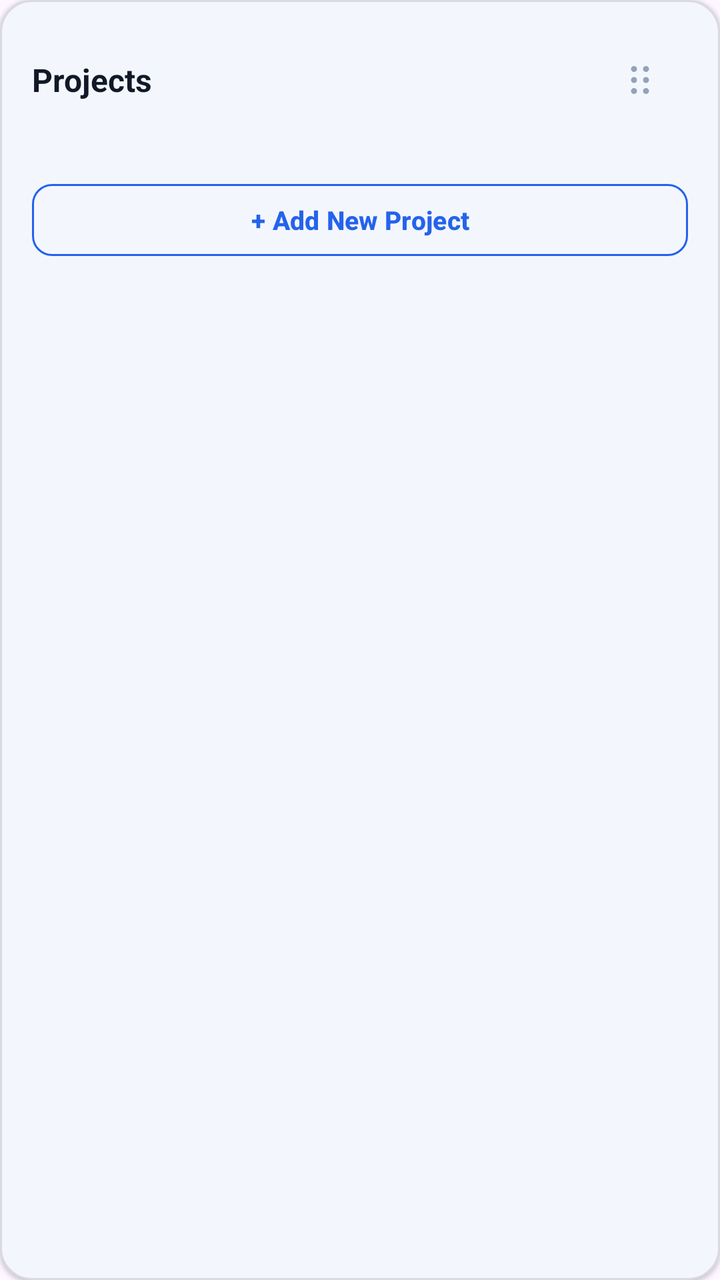
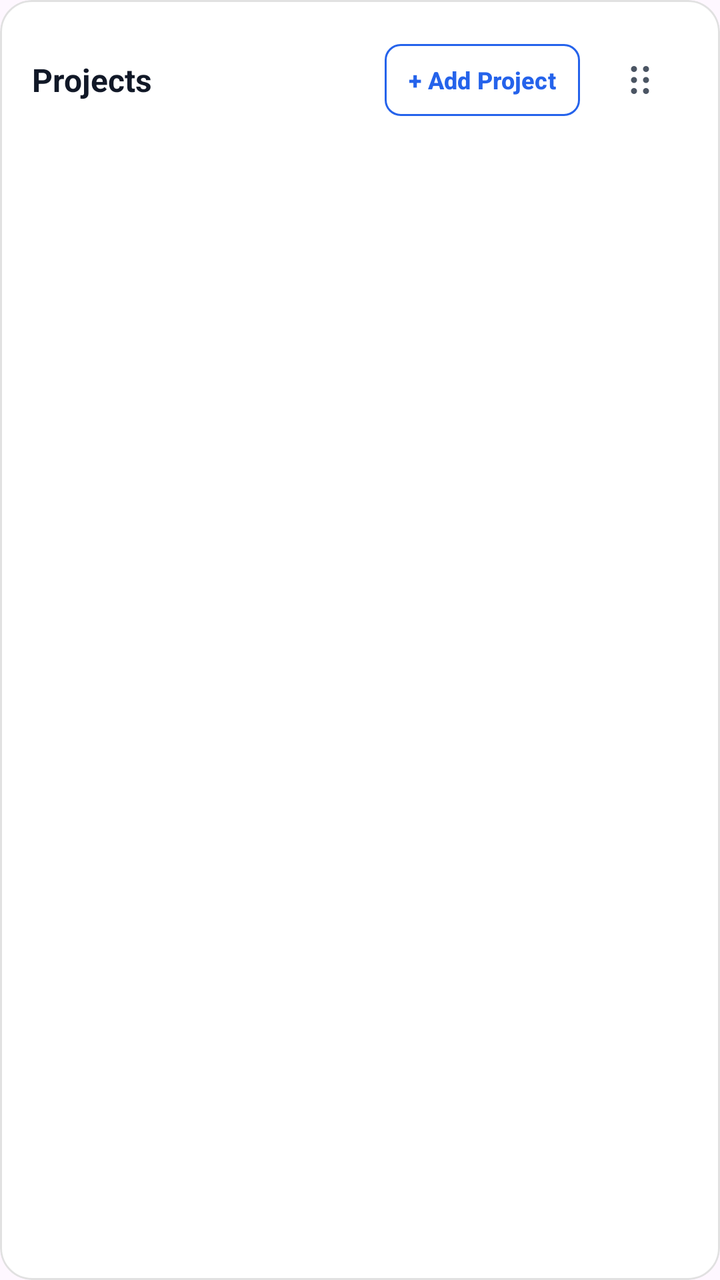

An Android layout rendered at two revisions. The XML below is the earlier revision; the diff shows what the commit changed to produce the second picture.
<!-- AndroidManifest.xml: application theme Theme.MyApplication -->
<!-- res/layout/item_projects.xml -->
<?xml version="1.0" encoding="utf-8"?>
<com.google.android.material.card.MaterialCardView xmlns:android="http://schemas.android.com/apk/res/android"
    xmlns:app="http://schemas.android.com/apk/res-auto"
    android:layout_width="match_parent"
    android:layout_height="wrap_content"
    android:layout_marginBottom="16dp"
    app:cardBackgroundColor="@color/app_surface"
    app:cardCornerRadius="16dp"
    app:cardElevation="1dp"
    app:strokeColor="@color/app_border"
    app:strokeWidth="1dp">

    <LinearLayout
        android:layout_width="match_parent"
        android:layout_height="wrap_content"
        android:orientation="vertical"
        android:padding="16dp">

        
        <RelativeLayout
            android:layout_width="match_parent"
            android:layout_height="wrap_content"
            android:layout_marginBottom="8dp">

            <TextView
                android:id="@+id/tvSectionTitle"
                android:layout_width="wrap_content"
                android:layout_height="wrap_content"
                android:layout_alignParentStart="true"
                android:layout_centerVertical="true"
                android:text="@string/section_title_projects"
                android:textColor="@color/app_text_primary"
                android:textSize="16sp"
                android:textStyle="bold" />

            <ImageView
                android:id="@+id/ivDragHandle"
                android:layout_width="48dp"
                android:layout_height="48dp"
                android:layout_alignParentEnd="true"
                android:layout_centerVertical="true"
                android:background="?attr/selectableItemBackgroundBorderless"
                android:contentDescription="Drag to reorder section"
                android:padding="12dp"
                android:src="@drawable/ic_drag_handle" />

        </RelativeLayout>

        
        <LinearLayout
            android:id="@+id/llProjectsEntries"
            android:layout_width="match_parent"
            android:layout_height="wrap_content"
            android:orientation="vertical" />

        
        <com.google.android.material.button.MaterialButton
            android:id="@+id/btnAddProject"
            style="?attr/materialButtonOutlinedStyle"
            android:layout_width="match_parent"
            android:layout_height="44dp"
            android:layout_marginTop="16dp"
            android:text="@string/action_add_project"
            android:textSize="13sp"
            android:textStyle="bold"
            app:cornerRadius="10dp"
            app:strokeColor="@color/app_primary" />

    </LinearLayout>

</com.google.android.material.card.MaterialCardView>
<!-- resources referenced by this layout -->
<resources>
  <color name="app_border">#1E000000</color>
  <color name="app_primary">#2563EB</color>
  <color name="app_surface">#FFFFFF</color>
  <color name="app_text_primary">#111827</color>
  <!-- drawable ic_drag_handle (drawable) -->
  <vector xmlns:android="http://schemas.android.com/apk/res/android"
      android:width="24dp"
      android:height="24dp"
      android:viewportWidth="24"
      android:viewportHeight="24">
      
      <path
          android:fillColor="#94A3B8"
          android:pathData="M9,5a1.5,1.5 0 1,1 0,3 1.5,1.5 0 0,1 0,-3zM9,10.5a1.5,1.5 0 1,1 0,3 1.5,1.5 0 0,1 0,-3zM9,16a1.5,1.5 0 1,1 0,3 1.5,1.5 0 0,1 0,-3zM15,5a1.5,1.5 0 1,1 0,3 1.5,1.5 0 0,1 0,-3zM15,10.5a1.5,1.5 0 1,1 0,3 1.5,1.5 0 0,1 0,-3zM15,16a1.5,1.5 0 1,1 0,3 1.5,1.5 0 0,1 0,-3z" />
  </vector>
  <string name="action_add_project">+ Add New Project</string>
  <string name="section_title_projects">Projects</string>
  <style name="Theme.MyApplication" parent="Theme.Material3.DayNight.NoActionBar">
          <item name="colorPrimary">@color/app_primary</item>
          <item name="colorOnPrimary">#FFFFFF</item>
          <item name="colorPrimaryContainer">@color/app_primary_container</item>
          <item name="colorOnPrimaryContainer">#1D4ED8</item>
          <item name="colorSecondary">#475569</item>
          <item name="colorSecondaryContainer">@color/chip_bg_color</item>
          <item name="colorOnSecondaryContainer">@color/chip_text_color</item>
          <item name="colorSurface">@color/app_surface</item>
          <item name="colorOnSurface">@color/app_text_primary</item>
          <item name="colorSurfaceVariant">@color/chip_bg_color</item>
          <item name="colorOnSurfaceVariant">@color/app_text_muted</item>
          <item name="colorOutline">@color/chip_stroke_color</item>
          <item name="colorOutlineVariant">@color/app_border</item>
          <item name="android:statusBarColor">@color/app_background</item>
          <item name="android:windowLightStatusBar">true</item>
          <item name="colorTertiary">@color/app_primary</item>
          <item name="colorTertiaryContainer">@color/chip_bg_color</item>
          <item name="colorOnTertiaryContainer">@color/chip_text_color</item>
          <item name="chipStyle">@style/Widget.App.SkillChip</item>
          <item name="bottomSheetDialogTheme">@style/AppBottomSheetDialogTheme</item>
      </style>
  <color name="app_primary_container">#1A2563EB</color>
  <color name="chip_bg_color">#F0F4F8</color>
  <color name="chip_text_color">#0F172A</color>
  <color name="app_text_muted">#6B7280</color>
  <color name="chip_stroke_color">#CBD5E1</color>
  <color name="app_background">#F4F5F7</color>
  <style name="Widget.App.SkillChip" parent="Widget.Material3.Chip.Assist">
          <item name="chipBackgroundColor">@color/chip_bg_color</item>
          <item name="chipStrokeColor">@color/chip_stroke_color</item>
          <item name="chipStrokeWidth">1dp</item>
          <item name="chipCornerRadius">8dp</item>
          <item name="android:textColor">@color/chip_text_color</item>
          <item name="closeIconTint">@color/chip_close_icon_tint</item>
      </style>
  <style name="AppBottomSheetDialogTheme" parent="Theme.Material3.DayNight.BottomSheetDialog">
          <item name="colorSurfaceContainerLow">@color/app_surface</item>
          <item name="bottomSheetStyle">@style/AppModalBottomSheet</item>
      </style>
  <color name="chip_close_icon_tint">#64748B</color>
  <style name="AppModalBottomSheet" parent="Widget.Material3.BottomSheet.Modal">
          <item name="backgroundTint">@color/app_surface</item>
      </style>
</resources>

<!-- the commit's change to res/layout/item_projects.xml (unified diff, before → after) -->
@@ -1,12 +1,13 @@
 <?xml version="1.0" encoding="utf-8"?>
 <com.google.android.material.card.MaterialCardView xmlns:android="http://schemas.android.com/apk/res/android"
     xmlns:app="http://schemas.android.com/apk/res-auto"
+    android:id="@+id/item_projects_card"
     android:layout_width="match_parent"
     android:layout_height="wrap_content"
     android:layout_marginBottom="16dp"
     app:cardBackgroundColor="@color/app_surface"
     app:cardCornerRadius="16dp"
-    app:cardElevation="1dp"
+    app:cardElevation="0dp"
     app:strokeColor="@color/app_border"
     app:strokeWidth="1dp">
 
@@ -17,34 +18,50 @@
         android:padding="16dp">
 
         
-        <RelativeLayout
+        <LinearLayout
             android:layout_width="match_parent"
             android:layout_height="wrap_content"
-            android:layout_marginBottom="8dp">
+            android:gravity="center_vertical"
+            android:orientation="horizontal"
+            android:layout_marginBottom="12dp">
 
             <TextView
                 android:id="@+id/tvSectionTitle"
-                android:layout_width="wrap_content"
+                android:layout_width="0dp"
                 android:layout_height="wrap_content"
-                android:layout_alignParentStart="true"
-                android:layout_centerVertical="true"
+                android:layout_weight="1"
                 android:text="@string/section_title_projects"
                 android:textColor="@color/app_text_primary"
                 android:textSize="16sp"
                 android:textStyle="bold" />
 
+            <com.google.android.material.button.MaterialButton
+                android:id="@+id/btnAddProject"
+                style="?attr/materialButtonOutlinedStyle"
+                android:layout_width="wrap_content"
+                android:layout_height="36dp"
+                android:layout_marginEnd="6dp"
+                android:text="@string/action_add_project"
+                android:textColor="@color/app_primary"
+                android:textSize="12sp"
+                android:textStyle="bold"
+                android:paddingHorizontal="12dp"
+                android:insetTop="0dp"
+                android:insetBottom="0dp"
+                app:cornerRadius="8dp"
+                app:strokeColor="@color/app_primary" />
+
             <ImageView
                 android:id="@+id/ivDragHandle"
                 android:layout_width="48dp"
                 android:layout_height="48dp"
-                android:layout_alignParentEnd="true"
-                android:layout_centerVertical="true"
                 android:background="?attr/selectableItemBackgroundBorderless"
-                android:contentDescription="Drag to reorder section"
+                android:contentDescription="@string/cd_drag_reorder_section"
                 android:padding="12dp"
-                android:src="@drawable/ic_drag_handle" />
+                android:src="@drawable/ic_drag_handle"
+                app:tint="@color/app_text_secondary" />
 
-        </RelativeLayout>
+        </LinearLayout>
 
         
         <LinearLayout
@@ -53,19 +70,6 @@
             android:layout_height="wrap_content"
             android:orientation="vertical" />
 
-        
-        <com.google.android.material.button.MaterialButton
-            android:id="@+id/btnAddProject"
-            style="?attr/materialButtonOutlinedStyle"
-            android:layout_width="match_parent"
-            android:layout_height="44dp"
-            android:layout_marginTop="16dp"
-            android:text="@string/action_add_project"
-            android:textSize="13sp"
-            android:textStyle="bold"
-            app:cornerRadius="10dp"
-            app:strokeColor="@color/app_primary" />
-
     </LinearLayout>
 
 </com.google.android.material.card.MaterialCardView>
<!-- resource entries referenced after the edit -->
@@ -4,6 +4,7 @@
   <color name="app_primary">#2563EB</color>
   <color name="app_surface">#FFFFFF</color>
   <color name="app_text_primary">#111827</color>
+  <color name="app_text_secondary">#4B5563</color>
   <!-- drawable ic_drag_handle (drawable) -->
   <vector xmlns:android="http://schemas.android.com/apk/res/android"
       android:width="24dp"
@@ -12,10 +13,11 @@
       android:viewportHeight="24">
       
       <path
-          android:fillColor="#94A3B8"
+          android:fillColor="@color/app_text_secondary"
           android:pathData="M9,5a1.5,1.5 0 1,1 0,3 1.5,1.5 0 0,1 0,-3zM9,10.5a1.5,1.5 0 1,1 0,3 1.5,1.5 0 0,1 0,-3zM9,16a1.5,1.5 0 1,1 0,3 1.5,1.5 0 0,1 0,-3zM15,5a1.5,1.5 0 1,1 0,3 1.5,1.5 0 0,1 0,-3zM15,10.5a1.5,1.5 0 1,1 0,3 1.5,1.5 0 0,1 0,-3zM15,16a1.5,1.5 0 1,1 0,3 1.5,1.5 0 0,1 0,-3z" />
   </vector>
-  <string name="action_add_project">+ Add New Project</string>
+  <string name="action_add_project">+ Add Project</string>
+  <string name="cd_drag_reorder_section">Drag to reorder section</string>
   <string name="section_title_projects">Projects</string>
   <style name="Theme.MyApplication" parent="Theme.Material3.DayNight.NoActionBar">
           <item name="colorPrimary">@color/app_primary</item>
